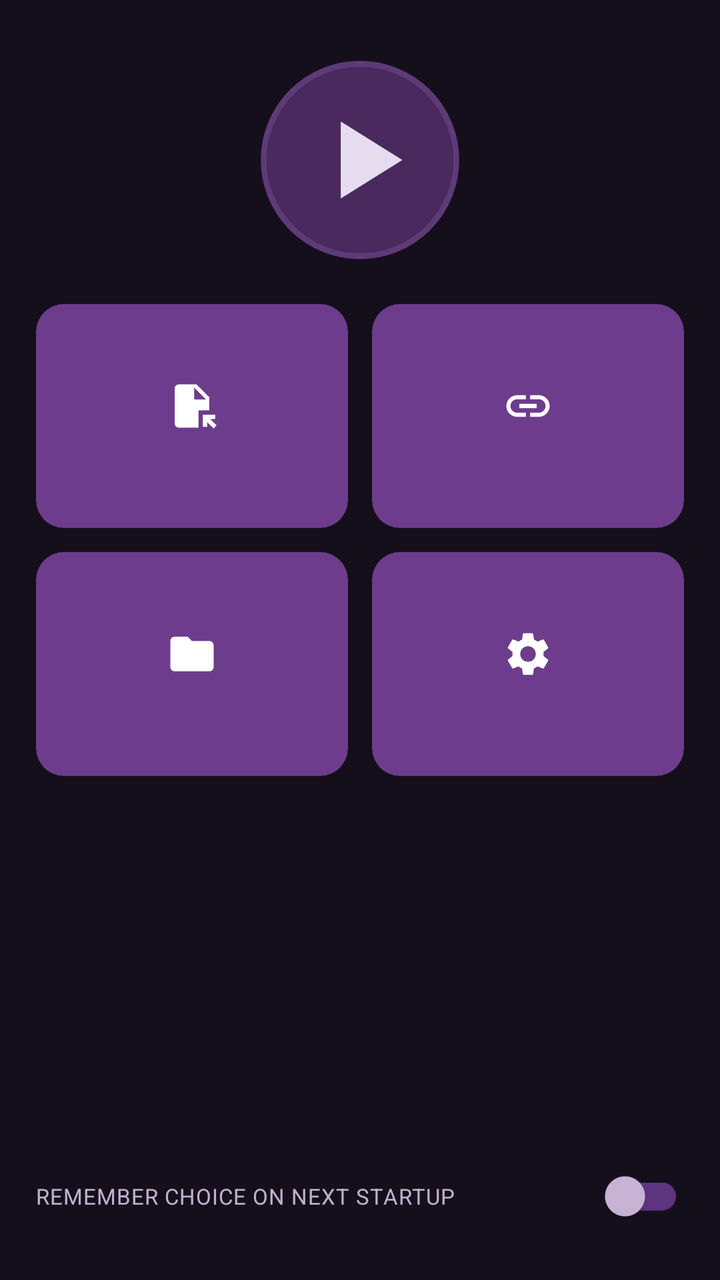
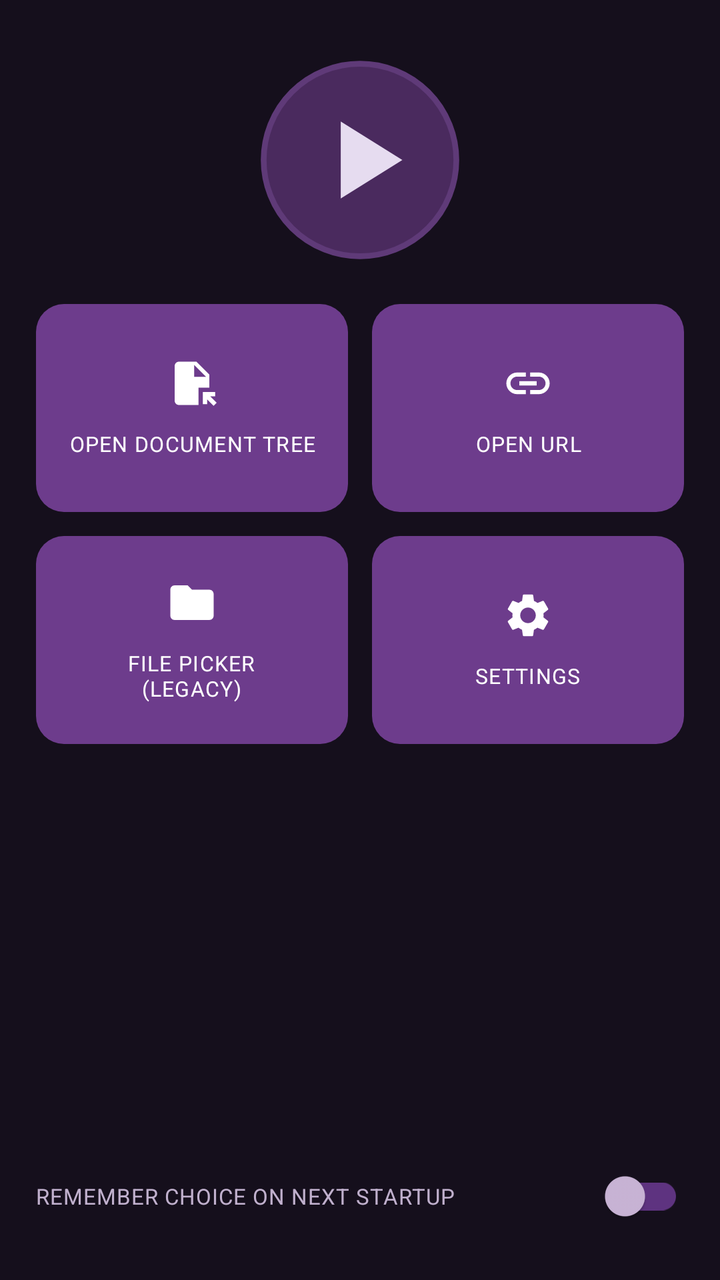

Compare the two renders of this Android layout. The source of the first and the diff that turns it into the second are given below.
<!-- AndroidManifest.xml: fallback theme Theme.MaterialComponents.DayNight.NoActionBar -->
<!-- res/layout/fragment_main_screen.xml -->
<?xml version="1.0" encoding="utf-8"?>
<LinearLayout xmlns:android="http://schemas.android.com/apk/res/android"
    xmlns:app="http://schemas.android.com/apk/res-auto"
    android:layout_width="match_parent"
    android:layout_height="match_parent"
    android:background="@color/home_bg"
    android:orientation="vertical"
    android:padding="18dp">

    <ImageView
        android:id="@+id/logo"
        android:layout_width="104dp"
        android:layout_height="104dp"
        android:layout_gravity="center_horizontal"
        android:layout_marginTop="10dp"
        android:contentDescription="@string/mpv_activity"
        app:srcCompat="@drawable/home_logo_flat" />

    <Space
        android:layout_width="match_parent"
        android:layout_height="20dp" />

    <LinearLayout
        android:layout_width="match_parent"
        android:layout_height="wrap_content"
        android:orientation="horizontal">

        <LinearLayout
            android:id="@+id/docBtn"
            style="@style/HomeCard"
            android:layout_marginEnd="6dp">

            <ImageView
                style="@style/HomeCardIcon"
                android:contentDescription="@string/action_open_doc_tree"
                app:srcCompat="@drawable/ic_file_open_48dp" />

            <TextView
                style="@style/HomeCardText"
                android:text="@string/action_open_doc_tree" />
        </LinearLayout>

        <LinearLayout
            android:id="@+id/urlBtn"
            style="@style/HomeCard"
            android:layout_marginStart="6dp">

            <ImageView
                style="@style/HomeCardIcon"
                android:contentDescription="@string/action_open_url"
                app:srcCompat="@drawable/ic_link_48dp" />

            <TextView
                style="@style/HomeCardText"
                android:text="@string/action_open_url" />
        </LinearLayout>
    </LinearLayout>

    <Space
        android:layout_width="match_parent"
        android:layout_height="12dp" />

    <LinearLayout
        android:layout_width="match_parent"
        android:layout_height="wrap_content"
        android:orientation="horizontal">

        <LinearLayout
            android:id="@+id/filepickerBtn"
            style="@style/HomeCard"
            android:layout_marginEnd="6dp">

            <ImageView
                style="@style/HomeCardIcon"
                android:contentDescription="@string/file_picker_old"
                app:srcCompat="@drawable/ic_folder_white_48dp" />

            <TextView
                style="@style/HomeCardText"
                android:text="@string/file_picker_old" />
        </LinearLayout>

        <LinearLayout
            android:id="@+id/settingsBtn"
            style="@style/HomeCard"
            android:layout_marginStart="6dp">

            <ImageView
                style="@style/HomeCardIcon"
                android:contentDescription="@string/action_settings"
                app:srcCompat="@drawable/ic_settings_black_48dp" />

            <TextView
                style="@style/HomeCardText"
                android:text="@string/action_settings" />
        </LinearLayout>
    </LinearLayout>

    <Space
        android:layout_width="match_parent"
        android:layout_height="0dp"
        android:layout_weight="1" />

    <LinearLayout
        android:layout_width="match_parent"
        android:layout_height="wrap_content"
        android:gravity="center_vertical"
        android:orientation="horizontal"
        android:paddingTop="8dp">

        <TextView
            android:layout_width="0dp"
            android:layout_height="wrap_content"
            android:layout_weight="1"
            android:letterSpacing="0.03"
            android:text="@string/option_remember_choice"
            android:textAllCaps="true"
            android:textColor="@color/home_text_dim"
            android:textSize="11sp" />

        <androidx.appcompat.widget.SwitchCompat
            android:id="@+id/switch1"
            android:layout_width="wrap_content"
            android:layout_height="wrap_content"
            android:layout_marginStart="12dp"
            app:showText="false"
            app:thumbTint="@color/home_switch_thumb"
            app:trackTint="@color/home_switch_track" />
    </LinearLayout>

</LinearLayout>
<!-- resources referenced by this layout -->
<resources>
  <color name="home_bg">#FF150F1C</color>
  <color name="home_switch_thumb">#FFCBB6D8</color>
  <color name="home_switch_track">#FF5E3380</color>
  <color name="home_text_dim">#FFC0B0CD</color>
  <!-- drawable ic_file_open_48dp (drawable) -->
  <vector xmlns:android="http://schemas.android.com/apk/res/android"
      android:width="48dp"
      android:height="48dp"
      android:viewportWidth="24"
      android:viewportHeight="24">
      <path
          android:fillColor="#FFFFFFFF"
          android:pathData="M14,2H6C4.9,2 4,2.9 4,4v16c0,1.1 0.89,2 1.99,2H15v-8h5V8L14,2zM13,9V3.5L18.5,9H13zM17,21.66V16h5.66v2h-2.24l2.95,2.95l-1.41,1.41L19,19.41l0,2.24H17z"/>
  </vector>
  <!-- drawable ic_folder_white_48dp (drawable) -->
  <vector xmlns:android="http://schemas.android.com/apk/res/android"
      android:width="48dp"
      android:height="48dp"
      android:viewportWidth="24"
      android:viewportHeight="24">
      <path
          android:fillColor="#FFFFFFFF"
          android:pathData="M10,4H4c-1.1,0 -1.99,0.9 -1.99,2L2,18c0,1.1 0.9,2 2,2h16c1.1,0 2,-0.9 2,-2V8c0,-1.1 -0.9,-2 -2,-2h-8l-2,-2z"/>
  </vector>
  <!-- drawable ic_link_48dp (drawable) -->
  <vector xmlns:android="http://schemas.android.com/apk/res/android"
      android:width="48dp"
      android:height="48dp"
      android:viewportWidth="24"
      android:viewportHeight="24">
      <path
          android:fillColor="#FFFFFFFF"
          android:pathData="M3.9,12c0,-1.71 1.39,-3.1 3.1,-3.1h4L11,7L7,7c-2.76,0 -5,2.24 -5,5s2.24,5 5,5h4v-1.9L7,15.1c-1.71,0 -3.1,-1.39 -3.1,-3.1zM8,13h8v-2L8,11v2zM17,7h-4v1.9h4c1.71,0 3.1,1.39 3.1,3.1s-1.39,3.1 -3.1,3.1h-4L13,17h4c2.76,0 5,-2.24 5,-5s-2.24,-5 -5,-5z"/>
  </vector>
  <string name="action_open_doc_tree">Open document tree</string>
  <string name="action_open_url">Open URL</string>
  <string name="action_settings">Settings</string>
  <string name="file_picker_old">File picker\n(legacy)</string>
  <string name="mpv_activity">mpv</string>
  <string name="option_remember_choice">Remember choice on next startup</string>
  <style name="HomeCard">
          <item name="android:layout_width">0dp</item>
          <item name="android:layout_height">112dp</item>
          <item name="android:layout_weight">1</item>
          <item name="android:background">@drawable/home_card_bg</item>
          <item name="android:gravity">center</item>
          <item name="android:orientation">vertical</item>
          <item name="android:clickable">true</item>
          <item name="android:focusable">true</item>
          <item name="android:padding">8dp</item>
      </style>
  <style name="HomeCardIcon">
          <item name="android:layout_width">26dp</item>
          <item name="android:layout_height">26dp</item>
      </style>
  <style name="HomeCardText">
          <item name="android:layout_marginTop">10dp</item>
          <item name="android:textColor">@color/home_text</item>
          <item name="android:textSize">10.5sp</item>
          <item name="android:textAllCaps">true</item>
          <item name="android:letterSpacing">0.04</item>
          <item name="android:gravity">center</item>
          <item name="android:maxLines">2</item>
      </style>
  <color name="home_logo_bg">#FF4A2A5E</color>
  <color name="home_logo_ring">#FF5F3A78</color>
  <color name="home_logo_play">#FFE6DCF0</color>
  <!-- drawable home_card_bg (drawable) -->
  <?xml version="1.0" encoding="utf-8"?>
  <ripple xmlns:android="http://schemas.android.com/apk/res/android"
      android:color="#33FFFFFF">
      <item>
          <shape android:shape="rectangle">
              <solid android:color="@color/home_card" />
              <corners android:radius="14dp" />
          </shape>
      </item>
  </ripple>
  <color name="home_text">#FFFFFFFF</color>
  <color name="home_card">#FF6D3C8C</color>
  <!-- unchanged entries left out for length: 2 -->
</resources>

<!-- the commit's change to res/layout/fragment_main_screen.xml (unified diff, before → after) -->
@@ -28,31 +28,45 @@
         <LinearLayout
             android:id="@+id/docBtn"
             style="@style/HomeCard"
-            android:layout_marginEnd="6dp">
+            android:layout_width="0dp"
+            android:layout_height="104dp"
+            android:layout_marginEnd="6dp"
+            android:layout_weight="1">
 
             <ImageView
-                style="@style/HomeCardIcon"
+                android:layout_width="26dp"
+                android:layout_height="26dp"
                 android:contentDescription="@string/action_open_doc_tree"
                 app:srcCompat="@drawable/ic_file_open_48dp" />
 
             <TextView
-                style="@style/HomeCardText"
-                android:text="@string/action_open_doc_tree" />
+                android:layout_width="wrap_content"
+                android:layout_height="wrap_content"
+                android:layout_marginTop="10dp"
+                android:text="@string/action_open_doc_tree"
+                style="@style/HomeCardText" />
         </LinearLayout>
 
         <LinearLayout
             android:id="@+id/urlBtn"
             style="@style/HomeCard"
-            android:layout_marginStart="6dp">
+            android:layout_width="0dp"
+            android:layout_height="104dp"
+            android:layout_marginStart="6dp"
+            android:layout_weight="1">
 
             <ImageView
-                style="@style/HomeCardIcon"
+                android:layout_width="26dp"
+                android:layout_height="26dp"
                 android:contentDescription="@string/action_open_url"
                 app:srcCompat="@drawable/ic_link_48dp" />
 
             <TextView
-                style="@style/HomeCardText"
-                android:text="@string/action_open_url" />
+                android:layout_width="wrap_content"
+                android:layout_height="wrap_content"
+                android:layout_marginTop="10dp"
+                android:text="@string/action_open_url"
+                style="@style/HomeCardText" />
         </LinearLayout>
     </LinearLayout>
 
@@ -68,31 +82,45 @@
         <LinearLayout
             android:id="@+id/filepickerBtn"
             style="@style/HomeCard"
-            android:layout_marginEnd="6dp">
+            android:layout_width="0dp"
+            android:layout_height="104dp"
+            android:layout_marginEnd="6dp"
+            android:layout_weight="1">
 
             <ImageView
-                style="@style/HomeCardIcon"
+                android:layout_width="26dp"
+                android:layout_height="26dp"
                 android:contentDescription="@string/file_picker_old"
                 app:srcCompat="@drawable/ic_folder_white_48dp" />
 
             <TextView
-                style="@style/HomeCardText"
-                android:text="@string/file_picker_old" />
+                android:layout_width="wrap_content"
+                android:layout_height="wrap_content"
+                android:layout_marginTop="10dp"
+                android:text="@string/file_picker_old"
+                style="@style/HomeCardText" />
         </LinearLayout>
 
         <LinearLayout
             android:id="@+id/settingsBtn"
             style="@style/HomeCard"
-            android:layout_marginStart="6dp">
+            android:layout_width="0dp"
+            android:layout_height="104dp"
+            android:layout_marginStart="6dp"
+            android:layout_weight="1">
 
             <ImageView
-                style="@style/HomeCardIcon"
+                android:layout_width="26dp"
+                android:layout_height="26dp"
                 android:contentDescription="@string/action_settings"
                 app:srcCompat="@drawable/ic_settings_black_48dp" />
 
             <TextView
-                style="@style/HomeCardText"
-                android:text="@string/action_settings" />
+                android:layout_width="wrap_content"
+                android:layout_height="wrap_content"
+                android:layout_marginTop="10dp"
+                android:text="@string/action_settings"
+                style="@style/HomeCardText" />
         </LinearLayout>
     </LinearLayout>
 
<!-- resource entries referenced after the edit -->
@@ -41,22 +41,15 @@
   <string name="mpv_activity">mpv</string>
   <string name="option_remember_choice">Remember choice on next startup</string>
   <style name="HomeCard">
-          <item name="android:layout_width">0dp</item>
-          <item name="android:layout_height">112dp</item>
-          <item name="android:layout_weight">1</item>
           <item name="android:background">@drawable/home_card_bg</item>
           <item name="android:gravity">center</item>
           <item name="android:orientation">vertical</item>
           <item name="android:clickable">true</item>
           <item name="android:focusable">true</item>
-          <item name="android:padding">8dp</item>
-      </style>
-  <style name="HomeCardIcon">
-          <item name="android:layout_width">26dp</item>
-          <item name="android:layout_height">26dp</item>
+          <item name="android:paddingStart">8dp</item>
+          <item name="android:paddingEnd">8dp</item>
       </style>
   <style name="HomeCardText">
-          <item name="android:layout_marginTop">10dp</item>
           <item name="android:textColor">@color/home_text</item>
           <item name="android:textSize">10.5sp</item>
           <item name="android:textAllCaps">true</item>
